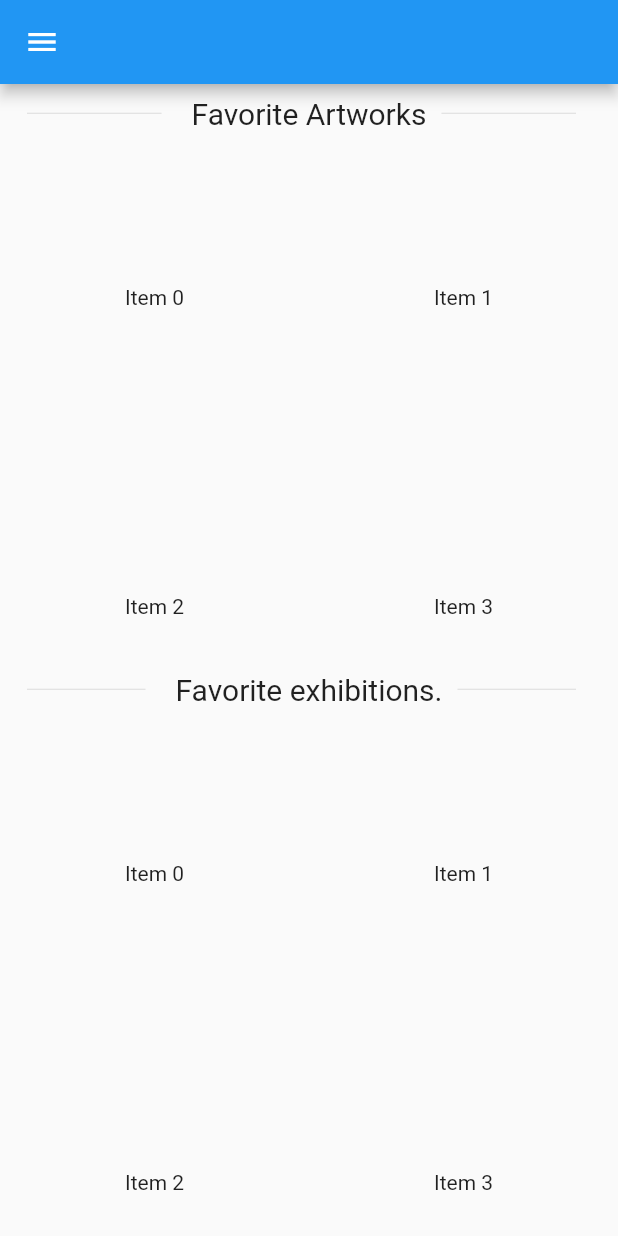
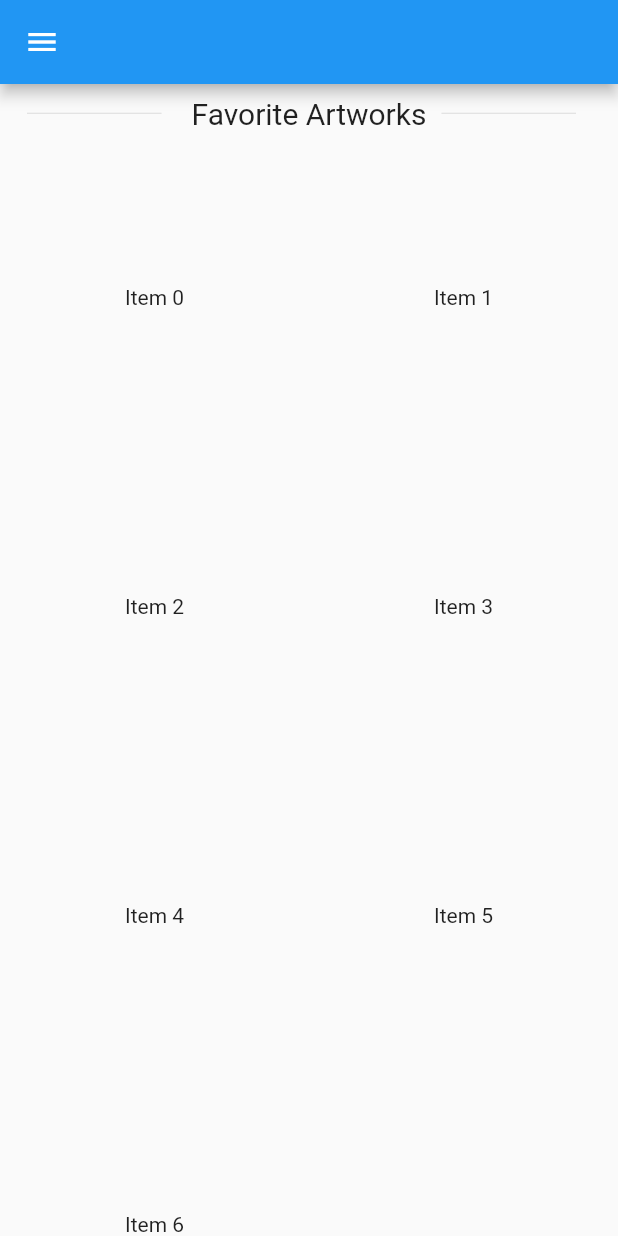
Before and after one commit to Ahmed-ata112/Museum_APP, a Flutter app: the screen it shows after launch, on a phone screen of 412 x 824 dp. Run offline on Flutter 3.47's test engine with Material 2 defaults, Android fonts, the phone set to English and light mode, and no system bars; our stand-ins replace flutter_lorem, flutter_rating_bar, flutter_spinkit, getwidget.

```diff
--- a/Main_Program/lib/member_view/member_home.dart
+++ b/Main_Program/lib/member_view/member_home.dart
@@ -107,7 +107,7 @@ class _member_homeState extends State<member_home> {
             ],
           ),
         ),
-        body: Column(
+        body: ListView(
           children: [
             Padding(
               padding: const EdgeInsets.all(8.0),
@@ -123,21 +123,21 @@ class _member_homeState extends State<member_home> {
                         child: Divider())),
               ]),
             ),
-            Expanded(
-              child: GridView.count(
+            GridView.count(
               // Create a grid with 2 columns. If you change the scrollDirection to
               // horizontal, this produces 2 rows.
               crossAxisCount: 2,
-
+              physics:
+                  NeverScrollableScrollPhysics(), // to disable GridView's scrolling
+              shrinkWrap: true, // You won't see infinite size erro
               // Generate 100 widgets that display their index in the List.
-                children: List.generate(5, (index) {
+              children: List.generate(7, (index) {
                 return Center(
                   child: Text(
                     'Item $index',
                   ),
                 );
               }),
-              ),
             ),
             Padding(
               padding: const EdgeInsets.all(8.0),
@@ -153,14 +153,15 @@ class _member_homeState extends State<member_home> {
                         child: Divider())),
               ]),
             ),
-            Expanded(
-              child: GridView.count(
+            GridView.count(
               // Create a grid with 2 columns. If you change the scrollDirection to
               // horizontal, this produces 2 rows.
               crossAxisCount: 2,
-
+              physics:
+                  NeverScrollableScrollPhysics(), // to disable GridView's scrolling
+              shrinkWrap: true, // You won't see infinite size erro
               // Generate 100 widgets that display their index in the List.
-                children: List.generate(5, (index) {
+              children: List.generate(3, (index) {
                 return Center(
                   child: Text(
                     'Item $index',
@@ -168,7 +169,6 @@ class _member_homeState extends State<member_home> {
                 );
               }),
             ),
-            ),
           ],
         ));
   }
```
Lines whose indentation alone changed are shown as unchanged.
